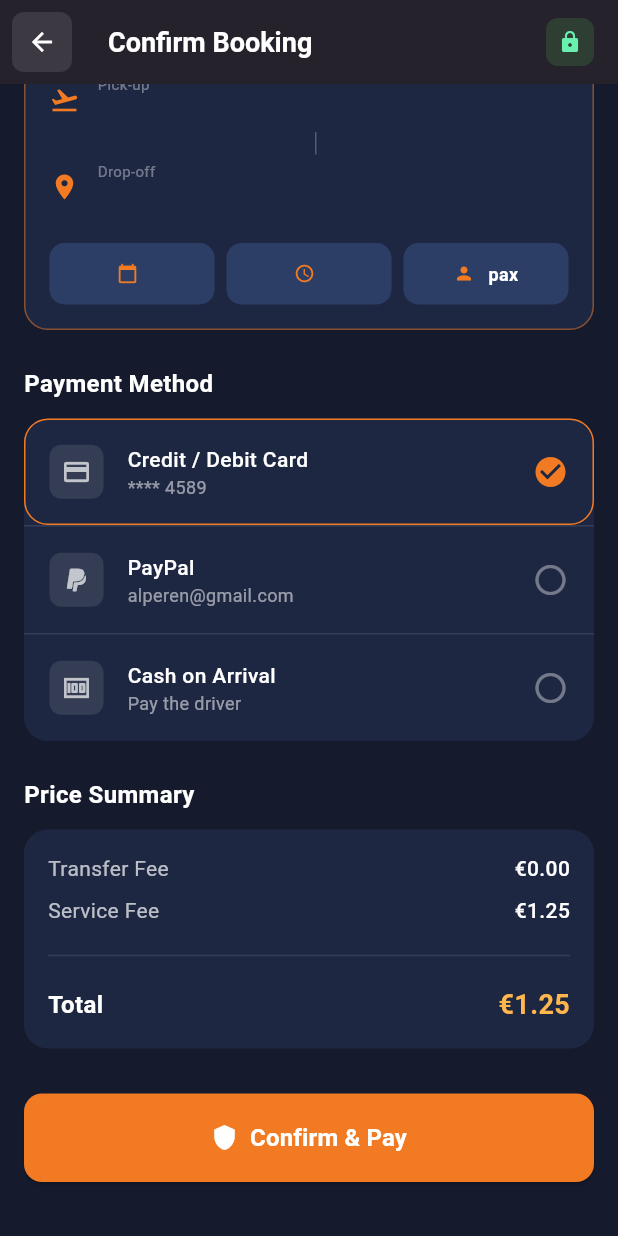
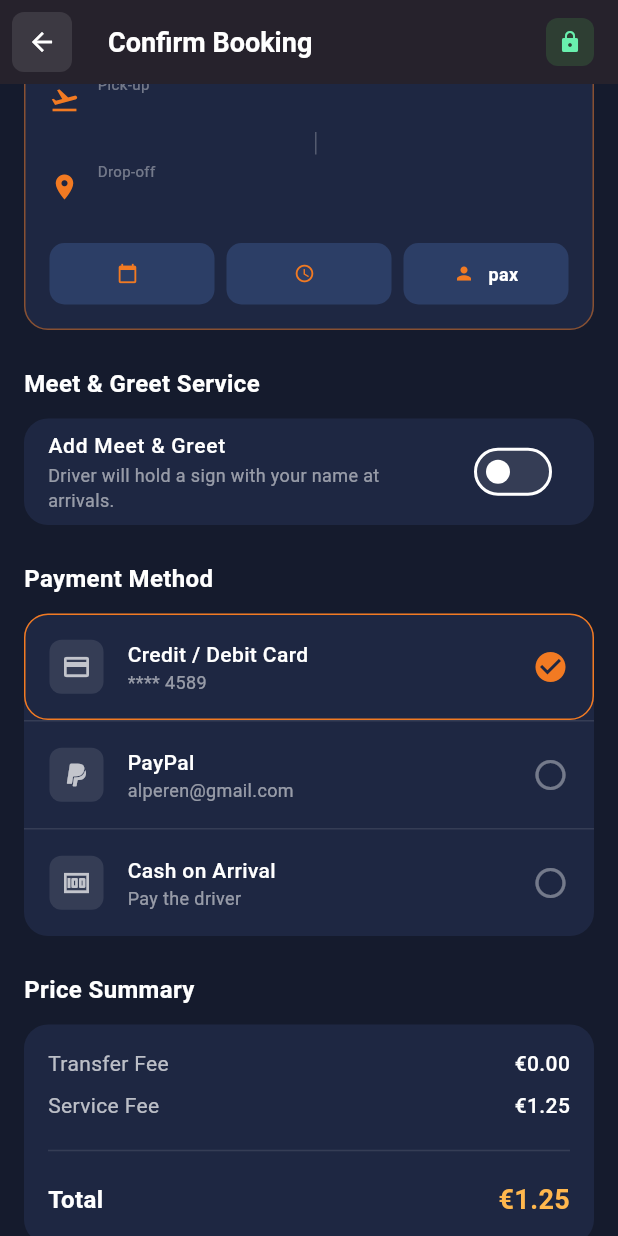
Before and after one commit to ThaferAbo/RayRide, a Flutter app: the ConfirmBookingScreen screen opened directly with empty values, scrolled down 415 dp, on a phone screen of 412 x 824 dp. Run offline on Flutter 3.47's test engine with Material 3 defaults, Android fonts, the phone set to English and light mode, and no system bars; our stand-ins replace flutter_map, flutter_secure_storage, latlong2, lottie, shared_preferences, shimmer; accounts and stored records are empty; network calls fail.

Commit message:
Adding "great&meet" feature.

```diff
--- a/lib/main.dart
+++ b/lib/main.dart
@@ -2348,6 +2348,14 @@ class _ConfirmBookingScreenState extends State<ConfirmBookingScreen> {
   final GeocodingService _geocodingService = GeocodingService();
   int selectedPayment = 0;
   bool _isSubmitting = false;
+  bool _wantsMeetAndGreet = false;
+  final TextEditingController _meetAndGreetController = TextEditingController();
+
+  @override
+  void dispose() {
+    _meetAndGreetController.dispose();
+    super.dispose();
+  }
 
   @override
   Widget build(BuildContext context) {
@@ -2557,6 +2565,41 @@ class _ConfirmBookingScreenState extends State<ConfirmBookingScreen> {
             ),
 
             const SizedBox(height: 24),
+            const Text('Meet & Greet Service', style: TextStyle(color: Colors.white, fontSize: 16, fontWeight: FontWeight.bold)),
+            const SizedBox(height: 12),
+            Container(
+              decoration: BoxDecoration(color: const Color(0xFF1E2742), borderRadius: BorderRadius.circular(16)),
+              child: Column(
+                children: [
+                  SwitchListTile(
+                    title: const Text('Add Meet & Greet', style: TextStyle(color: Colors.white, fontSize: 14, fontWeight: FontWeight.w500)),
+                    subtitle: const Text('Driver will hold a sign with your name at arrivals.', style: TextStyle(color: Colors.white54, fontSize: 12)),
+                    value: _wantsMeetAndGreet,
+                    onChanged: (val) => setState(() => _wantsMeetAndGreet = val),
+                    activeColor: const Color(0xFFF27A22),
+                    inactiveTrackColor: Colors.white10,
+                  ),
+                  if (_wantsMeetAndGreet)
+                    Padding(
+                      padding: const EdgeInsets.fromLTRB(16, 0, 16, 16),
+                      child: TextField(
+                        controller: _meetAndGreetController,
+                        style: const TextStyle(color: Colors.white),
+                        decoration: InputDecoration(
+                          labelText: 'Name on Sign',
+                          labelStyle: const TextStyle(color: Colors.white54),
+                          filled: true,
+                          fillColor: const Color(0xFF2C3E66),
+                          border: OutlineInputBorder(borderRadius: BorderRadius.circular(12), borderSide: BorderSide.none),
+                          prefixIcon: const Icon(Icons.badge, color: Colors.white54),
+                        ),
+                      ),
+                    ),
+                ],
+              ),
+            ),
+
+            const SizedBox(height: 24),
             const Text('Payment Method', style: TextStyle(color: Colors.white, fontSize: 16, fontWeight: FontWeight.bold)),
             const SizedBox(height: 12),
 
@@ -2673,6 +2716,7 @@ class _ConfirmBookingScreenState extends State<ConfirmBookingScreen> {
         destLat: dropoffLocation.latitude,
         destLng: dropoffLocation.longitude,
         price: double.tryParse(widget.price.replaceAll(RegExp(r'[^0-9.]'), '')) ?? 0.0,
+        meetAndGreetName: _wantsMeetAndGreet ? _meetAndGreetController.text.trim() : null,
       );
 
       TripService().createRequest(request);
--- a/lib/models/trip_models.dart
+++ b/lib/models/trip_models.dart
@@ -10,6 +10,7 @@ class RideRequest {
   final double destLat;
   final double destLng;
   final double price;
+  final String? meetAndGreetName;
 
   RideRequest({
     required this.id,
@@ -21,6 +22,7 @@ class RideRequest {
     required this.destLat,
     required this.destLng,
     required this.price,
+    this.meetAndGreetName,
   });
 
   Map<String, dynamic> toJson() => {
@@ -33,6 +35,7 @@ class RideRequest {
         'destLat': destLat,
         'destLng': destLng,
         'price': price,
+        'meetAndGreetName': meetAndGreetName,
       };
 
   factory RideRequest.fromJson(Map<String, dynamic> json) => RideRequest(
@@ -45,6 +48,7 @@ class RideRequest {
         destLat: (json['destLat'] as num).toDouble(),
         destLng: (json['destLng'] as num).toDouble(),
         price: (json['price'] as num).toDouble(),
+        meetAndGreetName: json['meetAndGreetName'] as String?,
       );
 }
 
```
Also changed, not shown: lib/screens/driver/driver_dashboard.dart (+45 -0 lines), lib/services/auth_service.dart (+8 -5 lines), pubspec.lock, 1 other file.
